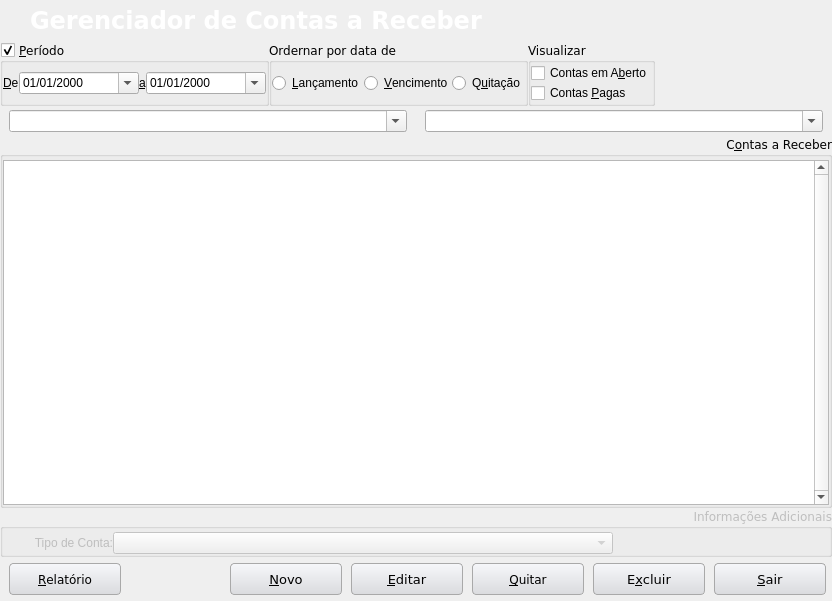
MarcoBueno1/qrad, file Projects/Blink/Plugins/financier/accounttoreceivemanager.ui: the form before one commit.
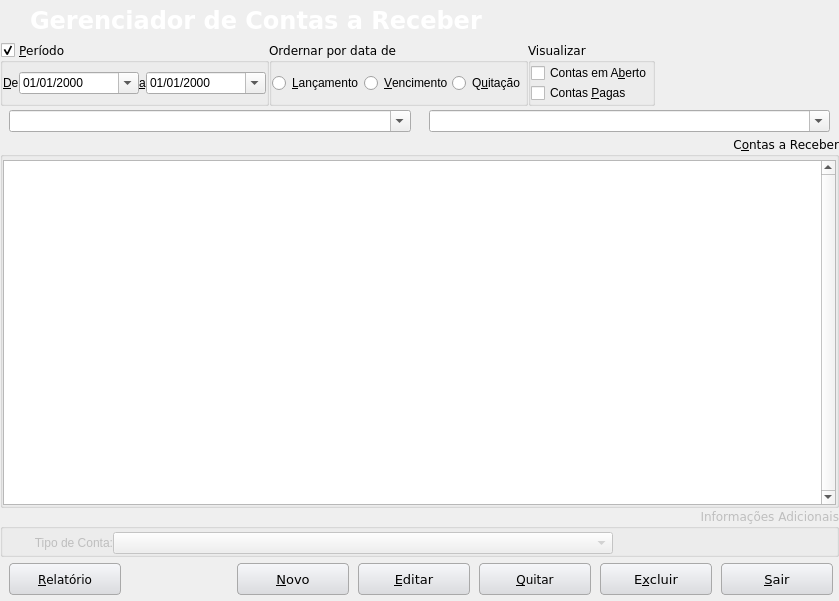
The form after the commit. Icons and pictures are not drawn. Custom widgets are drawn as their Qt base class.

The edit to the form file:
```diff
--- a/Projects/Blink/Plugins/financier/accounttoreceivemanager.ui
+++ b/Projects/Blink/Plugins/financier/accounttoreceivemanager.ui
@@ -9,7 +9,7 @@
    <rect>
     <x>0</x>
     <y>0</y>
-    <width>827</width>
+    <width>839</width>
     <height>601</height>
    </rect>
   </property>
```
Left out of the diff: 88 changed lines with no effect on the pictures.
